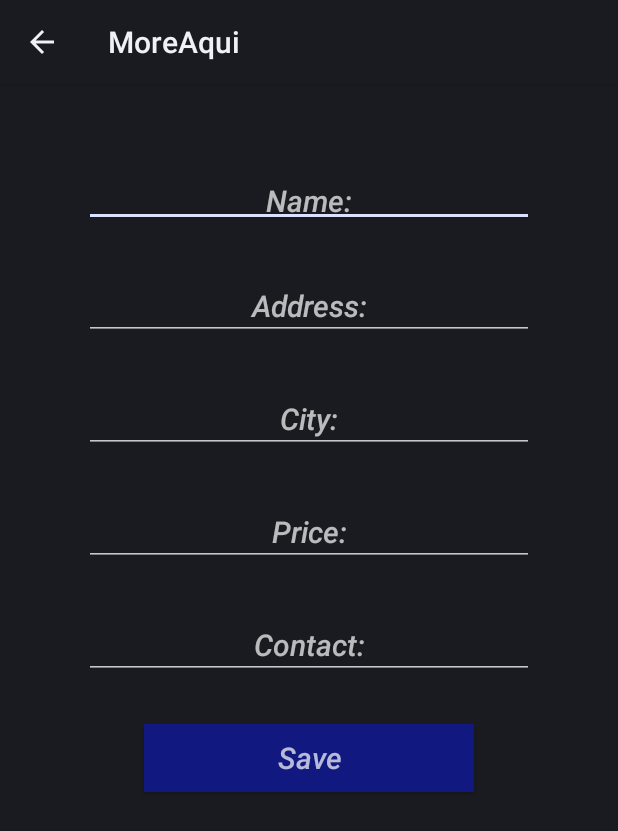
After one commit to COLTEC-TP/Trimestral-01, an Android app: the NovoImovelActivity screen opened directly, with no data from a screen before it, on a phone screen of 412 x 824 dp. The commit adds this screen. Shown: the top 831 px of the screen. Run offline under Robolectric (Android 15) with nearby library versions, the phone set to English and light mode, and no system bars.

Commit message:
if(valor.getText() == null || valor.getText() == )

```diff
--- a/app/build.gradle
+++ b/app/build.gradle
@@ -21,6 +21,7 @@ android {
 dependencies {
     implementation fileTree(dir: 'libs', include: ['*.jar'])
     implementation 'com.android.support.constraint:constraint-layout:1.1.0'
+    implementation 'com.android.support:appcompat-v7:26.1.0'
     testImplementation 'junit:junit:4.12'
     androidTestImplementation 'com.android.support.test:runner:1.0.2'
     androidTestImplementation 'com.android.support.test.espresso:espresso-core:3.0.2'
--- a/app/src/main/AndroidManifest.xml
+++ b/app/src/main/AndroidManifest.xml
@@ -16,6 +16,7 @@
                 <category android:name="android.intent.category.LAUNCHER" />
             </intent-filter>
         </activity>
+        <activity android:name=".NovoImovelActivity" android:parentActivityName=".MainActivity"></activity>
     </application>
 
 </manifest>
--- /dev/null
+++ b/app/src/main/java/br/ufmg/coltec/tp/moreaqui/NovoImovelActivity.java
@@ -0,0 +1,58 @@
+package br.ufmg.coltec.tp.moreaqui;
+
+import android.app.ActionBar;
+import android.app.Activity;
+import android.content.Intent;
+import android.os.Bundle;
+import android.util.Log;
+import android.view.Menu;
+import android.view.MenuItem;
+import android.view.View;
+import android.widget.Button;
+import android.widget.EditText;
+
+public class NovoImovelActivity extends Activity {
+
+    @Override
+    protected void onCreate(Bundle savedInstanceState) {
+        super.onCreate(savedInstanceState);
+        setContentView(R.layout.activity_novo_imovel);
+
+
+        ActionBar actionBar = getActionBar();
+        actionBar.setDisplayHomeAsUpEnabled(true);
+
+        Button btn = findViewById(R.id.save);
+
+
+        btn.setOnClickListener(new View.OnClickListener() {
+            @Override
+            public void onClick(View view) {
+                EditText nome = findViewById(R.id.nome);
+                EditText end = findViewById(R.id.end);
+                EditText cidade = findViewById(R.id.cidade);
+                EditText valor = findViewById(R.id.valor);
+                EditText tel = findViewById(R.id.tel);
+
+                String nomeTxt = nome.getText().toString();
+                String endTxt = end.getText().toString();
+                String cidadeTxt = cidade.getText().toString();
+
+                Double valorTxt = 0.0;
+
+                if(!valor.getText().toString().equals(""))
+                    valorTxt =  Double.valueOf(valor.getText().toString());
+
+                String telTxt = tel.getText().toString();
+
+
+                //Adiciona ao banco de dados
+
+                ImovelDAO dao = ImovelDAO.getInstance();
+                dao.adicionarImovel(new Imovel(nomeTxt, endTxt, cidadeTxt, valorTxt, telTxt));
+                finish();
+            }
+        });
+    }
+
+}
--- /dev/null
+++ b/app/src/main/res/drawable/ic_magnifier.xml
@@ -0,0 +1,6 @@
+<vector android:height="24dp" android:viewportHeight="485.213"
+    android:viewportWidth="485.213" android:width="24dp" xmlns:android="http://schemas.android.com/apk/res/android">
+    <path android:fillColor="#FFFFFF" android:pathData="M471.9,407.6L360.6,296.2c-16.6,25.8 -38.5,47.7 -64.3,64.3l111.3,111.3c17.8,17.8 46.6,17.8 64.3,0C489.7,454.1 489.7,425.3 471.9,407.6z"/>
+    <path android:fillColor="#FFFFFF" android:pathData="M363.9,182C363.9,81.5 282.4,0 182,0C81.5,0 0,81.5 0,182s81.5,182 182,182C282.4,363.9 363.9,282.4 363.9,182zM182,318.4c-75.3,0 -136.5,-61.2 -136.5,-136.5c0,-75.3 61.2,-136.5 136.5,-136.5c75.3,0 136.5,61.2 136.5,136.5C318.4,257.2 257.2,318.4 182,318.4z"/>
+    <path android:fillColor="#FFFFFF" android:pathData="M75.8,182h30.3c0,-41.8 34,-75.8 75.8,-75.8V75.8C123.4,75.8 75.8,123.4 75.8,182z"/>
+</vector>
--- /dev/null
+++ b/app/src/main/res/drawable/ic_refresh_page_option.xml
@@ -0,0 +1,5 @@
+<vector android:height="24dp" android:viewportHeight="438.528"
+    android:viewportWidth="438.529" android:width="24dp" xmlns:android="http://schemas.android.com/apk/res/android">
+    <path android:fillColor="#FFFFFF" android:pathData="M433.1,23.7c-3.6,-3.6 -7.9,-5.4 -12.8,-5.4c-4.9,0 -9.2,1.8 -12.8,5.4l-37.1,36.8c-20.4,-19.2 -43.7,-34.1 -69.9,-44.7C274.1,5.3 247.1,0 219.3,0c-52.3,0 -98,15.8 -137,47.5C43.2,79.2 17.5,120.6 5.1,171.6v2c0,2.5 0.9,4.6 2.7,6.4c1.8,1.8 3.9,2.7 6.4,2.7h56.8c4.2,0 7,-2.2 8.6,-6.6c8,-19 13,-30.2 15.1,-33.4c13.3,-21.7 31,-38.7 53.1,-51.1c22.1,-12.4 45.9,-18.6 71.4,-18.6c38.3,0 71.5,13 99.6,39.1l-39.4,39.4c-3.6,3.6 -5.4,7.9 -5.4,12.9c0,4.9 1.8,9.2 5.4,12.8c3.6,3.6 7.9,5.4 12.9,5.4h127.9c4.9,0 9.2,-1.8 12.8,-5.4c3.6,-3.6 5.4,-7.9 5.4,-12.8V36.5C438.5,31.6 436.7,27.3 433.1,23.7z"/>
+    <path android:fillColor="#FFFFFF" android:pathData="M422.3,255.8h-54.8c-4.2,0 -7,2.2 -8.6,6.6c-8,19 -13,30.2 -15.1,33.4c-13.3,21.7 -31,38.7 -53.1,51.1c-22.1,12.4 -45.9,18.6 -71.4,18.6c-18.5,0 -36.3,-3.4 -53.4,-10.3c-17.1,-6.9 -32.5,-16.6 -46,-29.1l39.1,-39.1c3.6,-3.6 5.4,-7.9 5.4,-12.8c0,-4.9 -1.8,-9.2 -5.4,-12.8c-3.6,-3.6 -7.9,-5.4 -12.8,-5.4H18.3c-5,0 -9.2,1.8 -12.9,5.4C1.8,264.8 0,269.1 0,274.1v127.9c0,4.9 1.8,9.2 5.4,12.8c3.6,3.6 7.9,5.4 12.9,5.4c4.9,0 9.2,-1.8 12.8,-5.4l36.8,-36.8c20.4,19.4 43.5,34.4 69.5,44.8c26,10.5 52.9,15.7 80.7,15.7c52.2,0 97.6,-15.8 136.5,-47.5c38.8,-31.7 64.3,-73 76.5,-124.1c0.2,-0.4 0.3,-1 0.3,-2c0,-2.5 -0.9,-4.6 -2.7,-6.4C426.9,256.7 424.7,255.8 422.3,255.8z"/>
+</vector>
--- /dev/null
+++ b/app/src/main/res/layout/activity_novo_imovel.xml
@@ -0,0 +1,88 @@
+<?xml version="1.0" encoding="utf-8"?>
+<RelativeLayout xmlns:android="http://schemas.android.com/apk/res/android"
+    xmlns:app="http://schemas.android.com/apk/res-auto"
+    xmlns:tools="http://schemas.android.com/tools"
+    android:layout_width="match_parent"
+    android:layout_height="match_parent"
+    tools:context="br.ufmg.coltec.tp.moreaqui.NovoImovelActivity">
+
+    <EditText
+        android:id="@+id/nome"
+        android:inputType="text"
+        android:hint="@string/name"
+        android:layout_marginTop="60dp"
+        android:layout_centerHorizontal="true"
+        android:textSize="20dp"
+        android:textStyle="italic"
+        android:textAlignment="center"
+        android:layout_width="300dp"
+        android:layout_height="35dp"/>
+
+    <EditText
+        android:id="@+id/end"
+        android:inputType="text"
+        android:hint="@string/end"
+        android:layout_marginTop="30dp"
+        android:layout_below="@id/nome"
+        android:layout_centerHorizontal="true"
+        android:textSize="20dp"
+        android:textStyle="italic"
+        android:textAlignment="center"
+        android:layout_width="300dp"
+        android:layout_height="45dp"/>
+
+    <EditText
+        android:id="@+id/cidade"
+        android:inputType="text"
+        android:hint="@string/cidade"
+        android:layout_marginTop="30dp"
+        android:layout_below="@id/end"
+        android:layout_centerHorizontal="true"
+        android:textSize="20dp"
+        android:textStyle="italic"
+        android:textAlignment="center"
+        android:layout_width="300dp"
+        android:layout_height="45dp"/>
+
+    <EditText
+        android:id="@+id/valor"
+        android:inputType="numberDecimal"
+        android:hint="@string/valor"
+        android:layout_marginTop="30dp"
+        android:layout_below="@id/cidade"
+        android:layout_centerHorizontal="true"
+        android:textSize="20dp"
+        android:textStyle="italic"
+        android:textAlignment="center"
+        android:layout_width="300dp"
+        android:layout_height="45dp"/>
+
+    <EditText
+        android:id="@+id/tel"
+        android:inputType="text"
+        android:hint="@string/tel"
+        android:layout_marginTop="30dp"
+        android:layout_below="@id/valor"
+        android:layout_centerHorizontal="true"
+        android:textSize="20dp"
+        android:textStyle="italic"
+        android:textAlignment="center"
+        android:layout_width="300dp"
+        android:layout_height="45dp"/>
+
+    <Button
+        android:id="@+id/save"
+        android:inputType="text"
+        android:hint="@string/add"
+        android:layout_marginTop="30dp"
+        android:layout_below="@id/tel"
+        android:layout_centerHorizontal="true"
+        android:textSize="20dp"
+        android:textStyle="italic"
+        android:textAlignment="center"
+        android:layout_width="220dp"
+        android:background="#11187F"
+        android:textColor="#FFFFFF"
+        android:layout_height="45dp"/>
+
+</RelativeLayout>
--- a/app/src/main/res/values/strings.xml
+++ b/app/src/main/res/values/strings.xml
@@ -1,3 +1,16 @@
 <resources>
     <string name="app_name">MoreAqui</string>
+    <string name="name">Name: </string>
+    <string name="end">Address: </string>
+    <string name="cidade">City: </string>
+    <string name="valor">Price: </string>
+    <string name="tel">Contact: </string>
+    <string name="add">Save</string>
+    <string name="share">Share</string>
+    <string name="delete">Delete</string>
+    <string name="shareusing">Share Using:</string>
+    <string name="sure">Are you Sure?</string>
+    <string name="yes">Yes</string>
+    <string name="no">No</string>
+    <string name="remove">Are you sure that you want to exclude</string>
 </resources>
--- a/app/src/main/res/values/styles.xml
+++ b/app/src/main/res/values/styles.xml
@@ -1,8 +1,11 @@
 <resources>
 
     <!-- Base application theme. -->
-    <style name="AppTheme" parent="android:Theme.Material.Light.DarkActionBar">
+    <style name="AppTheme" parent="@android:style/Holo.Light.ButtonBar">
         <!-- Customize your theme here. -->
+        <item name="colorPrimary">@color/colorPrimary</item>
+        <item name="colorPrimaryDark">@color/colorPrimaryDark</item>
+        <item name="colorAccent">@color/colorAccent</item>
     </style>
 
 </resources>
```
Also changed, not shown: app/src/main/java/br/ufmg/coltec/tp/moreaqui/ImoveisAdapter.java (+17 -4 lines), app/src/main/java/br/ufmg/coltec/tp/moreaqui/ImovelDAO.java (+7 -4 lines), app/src/main/java/br/ufmg/coltec/tp/moreaqui/MainActivity.java (+68 -1 lines), app/src/main/res/drawable/ic_action_delete.xml (added, +9 -0 lines), app/src/main/res/drawable/ic_action_share.xml (added, +9 -0 lines), app/src/main/res/layout/adapter_imoveis.xml (added, +66 -0 lines), app/src/main/res/menu/menu_add.xml (added, +19 -0 lines), app/src/main/res/drawable/ic_action_add.png (added), 1 other file.
